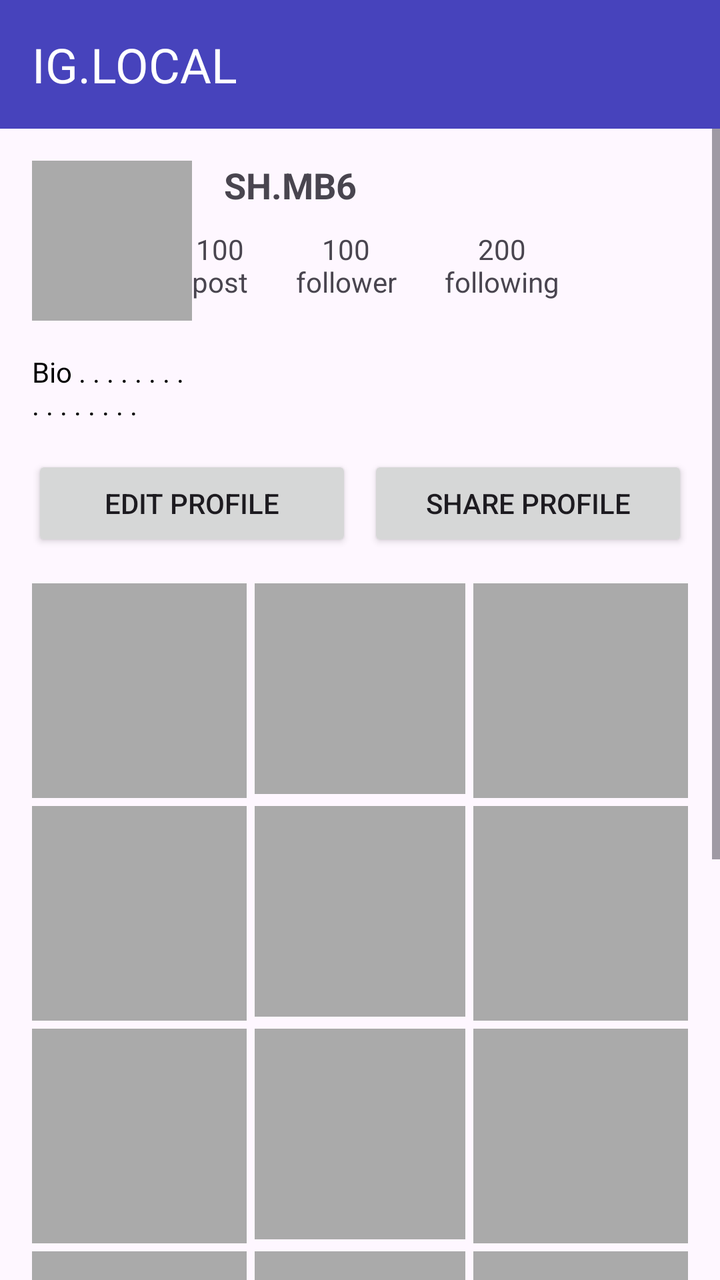
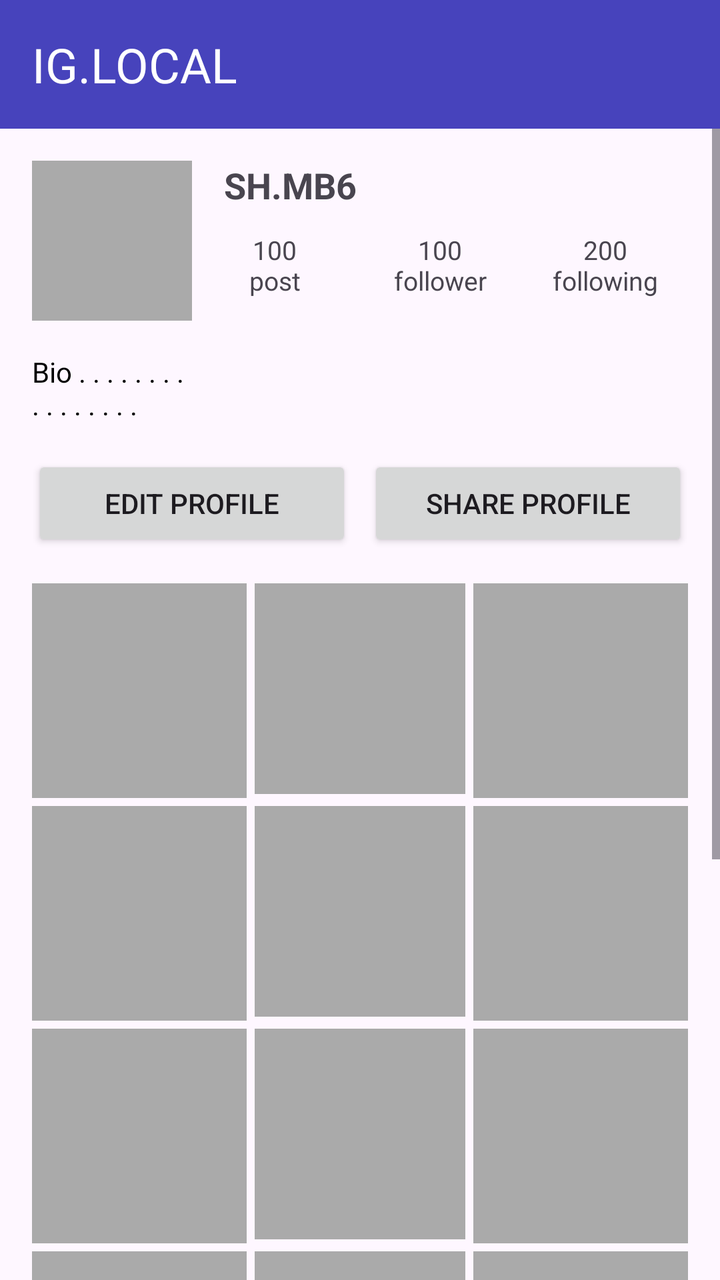

Screens rendered from an Android XML layout before and after an edit, with the pre-edit source and the edit as a unified diff.
<!-- AndroidManifest.xml: application theme Theme.IGLOCAL -->
<!-- res/layout/activity_main.xml -->
<?xml version="1.0" encoding="utf-8"?>
<androidx.constraintlayout.widget.ConstraintLayout
    xmlns:android="http://schemas.android.com/apk/res/android"
    xmlns:app="http://schemas.android.com/apk/res-auto"
    xmlns:tools="http://schemas.android.com/tools"
    android:layout_width="match_parent"
    android:layout_height="match_parent"
    tools:context=".MainActivity">

    
    <include
        android:id="@+id/toolbar"
        layout="@layout/layout_toolbar"
        android:layout_width="match_parent"
        android:layout_height="wrap_content"
        app:layout_constraintTop_toTopOf="parent"
        app:layout_constraintStart_toStartOf="parent"
        app:layout_constraintEnd_toEndOf="parent" />

    <ScrollView
        android:layout_width="match_parent"
        android:layout_height="0dp"
        android:fillViewport="true"
        app:layout_constraintTop_toBottomOf="@id/toolbar"
        app:layout_constraintBottom_toBottomOf="parent"
        app:layout_constraintStart_toStartOf="parent"
        app:layout_constraintEnd_toEndOf="parent">

        <androidx.constraintlayout.widget.ConstraintLayout
            android:layout_width="match_parent"
            android:layout_height="wrap_content"
            android:padding="16dp">

        <ImageView
                android:id="@+id/img_profile"
                android:layout_width="80dp"
                android:layout_height="80dp"
                android:background="@android:color/darker_gray"
                android:src="@android:drawable/sym_def_app_icon"
                android:contentDescription="Foto Profil"
                app:layout_constraintStart_toStartOf="parent"
                app:layout_constraintTop_toTopOf="parent" />

            <TextView
                android:id="@+id/txt_username"
                android:layout_width="0dp"
                android:layout_height="wrap_content"
                android:layout_marginStart="16dp"
                android:text="SH.MB6"
                android:textSize="18sp"
                android:textStyle="bold"
                app:layout_constraintStart_toEndOf="@id/img_profile"
                app:layout_constraintEnd_toEndOf="parent"
                app:layout_constraintTop_toTopOf="@id/img_profile" />

            <TextView
                android:id="@+id/txt_posts"
                android:layout_width="wrap_content"
                android:layout_height="wrap_content"
                android:gravity="center"
                android:text="100\npost"
                app:layout_constraintStart_toEndOf="@id/img_profile"
                app:layout_constraintTop_toBottomOf="@id/txt_username"
                app:layout_constraintBottom_toBottomOf="@id/img_profile" />

            <TextView
                android:id="@+id/txt_followers"
                android:layout_width="wrap_content"
                android:layout_height="wrap_content"
                android:layout_marginStart="24dp"
                android:gravity="center"
                android:text="100\nfollower"
                app:layout_constraintStart_toEndOf="@id/txt_posts"
                app:layout_constraintTop_toTopOf="@id/txt_posts"
                app:layout_constraintBottom_toBottomOf="@id/txt_posts" />

            <TextView
                android:id="@+id/txt_following"
                android:layout_width="wrap_content"
                android:layout_height="wrap_content"
                android:layout_marginStart="24dp"
                android:gravity="center"
                android:text="200\nfollowing"
                app:layout_constraintStart_toEndOf="@id/txt_followers"
                app:layout_constraintTop_toTopOf="@id/txt_posts"
                app:layout_constraintBottom_toBottomOf="@id/txt_posts" />

            <TextView
                android:id="@+id/txt_bio"
                android:layout_width="0dp"
                android:layout_height="wrap_content"
                android:layout_marginTop="16dp"
                android:text="Bio . . . . . . . .&#10;. . . . . . . ."
                android:textColor="@android:color/black"
                app:layout_constraintStart_toStartOf="parent"
                app:layout_constraintEnd_toEndOf="parent"
                app:layout_constraintTop_toBottomOf="@id/img_profile" />

            <androidx.constraintlayout.widget.Guideline
                android:id="@+id/guideline_center"
                android:layout_width="wrap_content"
                android:layout_height="wrap_content"
                android:orientation="vertical"
                app:layout_constraintGuide_percent="0.5" />

            <Button
                android:id="@+id/btn_edit_profile"
                android:layout_width="0dp"
                android:layout_height="wrap_content"
                android:layout_marginTop="16dp"
                android:layout_marginEnd="4dp"
                android:text="Edit Profile"
                app:layout_constraintStart_toStartOf="parent"
                app:layout_constraintEnd_toStartOf="@id/guideline_center"
                app:layout_constraintTop_toBottomOf="@id/txt_bio" />

            <Button
                android:id="@+id/btn_share_profile"
                android:layout_width="0dp"
                android:layout_height="wrap_content"
                android:layout_marginStart="4dp"
                android:layout_marginTop="16dp"
                android:text="Share Profile"
                app:layout_constraintStart_toEndOf="@id/guideline_center"
                app:layout_constraintEnd_toEndOf="parent"
                app:layout_constraintTop_toBottomOf="@id/txt_bio" />

            <androidx.constraintlayout.widget.Guideline
                android:id="@+id/guideline_third_1"
                android:layout_width="wrap_content"
                android:layout_height="wrap_content"
                android:orientation="vertical"
                app:layout_constraintGuide_percent="0.3333" />

            <androidx.constraintlayout.widget.Guideline
                android:id="@+id/guideline_third_2"
                android:layout_width="wrap_content"
                android:layout_height="wrap_content"
                android:orientation="vertical"
                app:layout_constraintGuide_percent="0.6666" />

            <ImageView
                android:id="@+id/grid_img_1"
                android:layout_width="0dp"
                android:layout_height="0dp"
                android:layout_marginTop="16dp"
                android:layout_marginEnd="2dp"
                android:background="@android:color/darker_gray"
                android:scaleType="centerCrop"
                app:layout_constraintStart_toStartOf="parent"
                app:layout_constraintEnd_toStartOf="@id/guideline_third_1"
                app:layout_constraintTop_toBottomOf="@id/btn_edit_profile"
                app:layout_constraintDimensionRatio="1:1" />

            <ImageView
                android:id="@+id/grid_img_2"
                android:layout_width="0dp"
                android:layout_height="0dp"
                android:layout_marginStart="2dp"
                android:layout_marginEnd="2dp"
                android:background="@android:color/darker_gray"
                android:scaleType="centerCrop"
                app:layout_constraintStart_toEndOf="@id/guideline_third_1"
                app:layout_constraintEnd_toStartOf="@id/guideline_third_2"
                app:layout_constraintTop_toTopOf="@id/grid_img_1"
                app:layout_constraintDimensionRatio="1:1" />

            <ImageView
                android:id="@+id/grid_img_3"
                android:layout_width="0dp"
                android:layout_height="0dp"
                android:layout_marginStart="2dp"
                android:background="@android:color/darker_gray"
                android:scaleType="centerCrop"
                app:layout_constraintStart_toEndOf="@id/guideline_third_2"
                app:layout_constraintEnd_toEndOf="parent"
                app:layout_constraintTop_toTopOf="@id/grid_img_1"
                app:layout_constraintDimensionRatio="1:1" />

            <ImageView
                android:id="@+id/grid_img_4"
                android:layout_width="0dp"
                android:layout_height="0dp"
                android:layout_marginTop="4dp"
                android:layout_marginEnd="2dp"
                android:background="@android:color/darker_gray"
                android:scaleType="centerCrop"
                app:layout_constraintStart_toStartOf="parent"
                app:layout_constraintEnd_toStartOf="@id/guideline_third_1"
                app:layout_constraintTop_toBottomOf="@id/grid_img_1"
                app:layout_constraintDimensionRatio="1:1" />

            <ImageView
                android:id="@+id/grid_img_5"
                android:layout_width="0dp"
                android:layout_height="0dp"
                android:layout_marginStart="2dp"
                android:layout_marginEnd="2dp"
                android:background="@android:color/darker_gray"
                android:scaleType="centerCrop"
                app:layout_constraintStart_toEndOf="@id/guideline_third_1"
                app:layout_constraintEnd_toStartOf="@id/guideline_third_2"
                app:layout_constraintTop_toTopOf="@id/grid_img_4"
                app:layout_constraintDimensionRatio="1:1" />

            <ImageView
                android:id="@+id/grid_img_6"
                android:layout_width="0dp"
                android:layout_height="0dp"
                android:layout_marginStart="2dp"
                android:background="@android:color/darker_gray"
                android:scaleType="centerCrop"
                app:layout_constraintStart_toEndOf="@id/guideline_third_2"
                app:layout_constraintEnd_toEndOf="parent"
                app:layout_constraintTop_toTopOf="@id/grid_img_4"
                app:layout_constraintDimensionRatio="1:1" />

            <ImageView
                android:id="@+id/grid_img_7"
                android:layout_width="0dp"
                android:layout_height="0dp"
                android:layout_marginTop="4dp"
                android:layout_marginEnd="2dp"
                android:background="@android:color/darker_gray"
                android:scaleType="centerCrop"
                app:layout_constraintStart_toStartOf="parent"
                app:layout_constraintEnd_toStartOf="@id/guideline_third_1"
                app:layout_constraintTop_toBottomOf="@id/grid_img_4"
                app:layout_constraintDimensionRatio="1:1" />

            <ImageView
                android:id="@+id/grid_img_8"
                android:layout_width="0dp"
                android:layout_height="0dp"
                android:layout_marginStart="2dp"
                android:layout_marginEnd="2dp"
                android:background="@android:color/darker_gray"
                android:scaleType="centerCrop"
                app:layout_constraintStart_toEndOf="@id/guideline_third_1"
                app:layout_constraintEnd_toStartOf="@id/guideline_third_2"
                app:layout_constraintTop_toTopOf="@id/grid_img_7"
                app:layout_constraintDimensionRatio="1:1" />

            <ImageView
                android:id="@+id/grid_img_9"
                android:layout_width="0dp"
                android:layout_height="0dp"
                android:layout_marginStart="2dp"
                android:background="@android:color/darker_gray"
                android:scaleType="centerCrop"
                app:layout_constraintStart_toEndOf="@id/guideline_third_2"
                app:layout_constraintEnd_toEndOf="parent"
                app:layout_constraintTop_toTopOf="@id/grid_img_7"
                app:layout_constraintDimensionRatio="1:1" />

            <ImageView
                android:id="@+id/grid_img_10"
                android:layout_width="0dp"
                android:layout_height="0dp"
                android:layout_marginTop="4dp"
                android:layout_marginEnd="2dp"
                android:background="@android:color/darker_gray"
                android:scaleType="centerCrop"
                app:layout_constraintStart_toStartOf="parent"
                app:layout_constraintEnd_toStartOf="@id/guideline_third_1"
                app:layout_constraintTop_toBottomOf="@id/grid_img_7"
                app:layout_constraintDimensionRatio="1:1" />

            <ImageView
                android:id="@+id/grid_img_11"
                android:layout_width="0dp"
                android:layout_height="0dp"
                android:layout_marginStart="2dp"
                android:layout_marginEnd="2dp"
                android:background="@android:color/darker_gray"
                android:scaleType="centerCrop"
                app:layout_constraintStart_toEndOf="@id/guideline_third_1"
                app:layout_constraintEnd_toStartOf="@id/guideline_third_2"
                app:layout_constraintTop_toTopOf="@id/grid_img_10"
                app:layout_constraintDimensionRatio="1:1" />

            <ImageView
                android:id="@+id/grid_img_12"
                android:layout_width="0dp"
                android:layout_height="0dp"
                android:layout_marginStart="2dp"
                android:background="@android:color/darker_gray"
                android:scaleType="centerCrop"
                app:layout_constraintStart_toEndOf="@id/guideline_third_2"
                app:layout_constraintEnd_toEndOf="parent"
                app:layout_constraintTop_toTopOf="@id/grid_img_10"
                app:layout_constraintDimensionRatio="1:1" />

            <ImageView
                android:id="@+id/grid_img_13"
                android:layout_width="0dp"
                android:layout_height="0dp"
                android:layout_marginTop="4dp"
                android:layout_marginEnd="2dp"
                android:background="@android:color/darker_gray"
                android:scaleType="centerCrop"
                app:layout_constraintStart_toStartOf="parent"
                app:layout_constraintEnd_toStartOf="@id/guideline_third_1"
                app:layout_constraintTop_toBottomOf="@id/grid_img_10"
                app:layout_constraintDimensionRatio="1:1" />

            <ImageView
                android:id="@+id/grid_img_14"
                android:layout_width="0dp"
                android:layout_height="0dp"
                android:layout_marginStart="2dp"
                android:layout_marginEnd="2dp"
                android:background="@android:color/darker_gray"
                android:scaleType="centerCrop"
                app:layout_constraintStart_toEndOf="@id/guideline_third_1"
                app:layout_constraintEnd_toStartOf="@id/guideline_third_2"
                app:layout_constraintTop_toTopOf="@id/grid_img_13"
                app:layout_constraintDimensionRatio="1:1" />

            <ImageView
                android:id="@+id/grid_img_15"
                android:layout_width="0dp"
                android:layout_height="0dp"
                android:layout_marginStart="2dp"
                android:background="@android:color/darker_gray"
                android:scaleType="centerCrop"
                app:layout_constraintStart_toEndOf="@id/guideline_third_2"
                app:layout_constraintEnd_toEndOf="parent"
                app:layout_constraintTop_toTopOf="@id/grid_img_13"
                app:layout_constraintDimensionRatio="1:1" />

            <ImageView
                android:id="@+id/grid_img_16"
                android:layout_width="0dp"
                android:layout_height="0dp"
                android:layout_marginTop="4dp"
                android:layout_marginEnd="2dp"
                android:background="@android:color/darker_gray"
                android:scaleType="centerCrop"
                app:layout_constraintStart_toStartOf="parent"
                app:layout_constraintEnd_toStartOf="@id/guideline_third_1"
                app:layout_constraintTop_toBottomOf="@id/grid_img_13"
                app:layout_constraintDimensionRatio="1:1" />

            <ImageView
                android:id="@+id/grid_img_17"
                android:layout_width="0dp"
                android:layout_height="0dp"
                android:layout_marginStart="2dp"
                android:layout_marginEnd="2dp"
                android:background="@android:color/darker_gray"
                android:scaleType="centerCrop"
                app:layout_constraintStart_toEndOf="@id/guideline_third_1"
                app:layout_constraintEnd_toStartOf="@id/guideline_third_2"
                app:layout_constraintTop_toTopOf="@id/grid_img_16"
                app:layout_constraintDimensionRatio="1:1" />

            <ImageView
                android:id="@+id/grid_img_18"
                android:layout_width="0dp"
                android:layout_height="0dp"
                android:layout_marginStart="2dp"
                android:background="@android:color/darker_gray"
                android:scaleType="centerCrop"
                app:layout_constraintStart_toEndOf="@id/guideline_third_2"
                app:layout_constraintEnd_toEndOf="parent"
                app:layout_constraintTop_toTopOf="@id/grid_img_16"
                app:layout_constraintDimensionRatio="1:1" />

        </androidx.constraintlayout.widget.ConstraintLayout>

    </ScrollView>

</androidx.constraintlayout.widget.ConstraintLayout>
<!-- res/layout/layout_toolbar.xml (included above) -->
<?xml version="1.0" encoding="utf-8"?>
<LinearLayout
    xmlns:android="http://schemas.android.com/apk/res/android"
    android:layout_width="match_parent"
    android:layout_height="wrap_content"
    android:background="#4743BC">

    <TextView
        android:layout_width="match_parent"
        android:layout_height="wrap_content"
        android:padding="16dp"
        android:text="IG.LOCAL"
        android:textAlignment="center"
        android:textColor="@color/white"
        android:textSize="24sp" />

</LinearLayout>
<!-- resources referenced by this layout -->
<resources>
  <color name="white">#FFFFFFFF</color>
  <style name="Theme.IGLOCAL" parent="Base.Theme.IGLOCAL" />
  <style name="Base.Theme.IGLOCAL" parent="Theme.Material3.DayNight.NoActionBar">
          
          
      </style>
</resources>

<!-- the commit's change to res/layout/activity_main.xml (unified diff, before → after) -->
@@ -7,8 +7,7 @@
     android:layout_height="match_parent"
     tools:context=".MainActivity">
 
-    
-    <include
+   <include
         android:id="@+id/toolbar"
         layout="@layout/layout_toolbar"
         android:layout_width="match_parent"
@@ -31,7 +30,7 @@
             android:layout_height="wrap_content"
             android:padding="16dp">
 
-        <ImageView
+            <ImageView
                 android:id="@+id/img_profile"
                 android:layout_width="80dp"
                 android:layout_height="80dp"
@@ -53,35 +52,40 @@
                 app:layout_constraintEnd_toEndOf="parent"
                 app:layout_constraintTop_toTopOf="@id/img_profile" />
 
-            <TextView
+           <TextView
                 android:id="@+id/txt_posts"
-                android:layout_width="wrap_content"
+                android:layout_width="0dp"
                 android:layout_height="wrap_content"
                 android:gravity="center"
                 android:text="100\npost"
+                android:textSize="13sp"
+                app:layout_constraintHorizontal_chainStyle="spread"
                 app:layout_constraintStart_toEndOf="@id/img_profile"
+                app:layout_constraintEnd_toStartOf="@id/txt_followers"
                 app:layout_constraintTop_toBottomOf="@id/txt_username"
                 app:layout_constraintBottom_toBottomOf="@id/img_profile" />
 
             <TextView
                 android:id="@+id/txt_followers"
-                android:layout_width="wrap_content"
-                android:layout_height="wrap_content"
-                android:layout_marginStart="24dp"
+                android:layout_width="0dp"
+                android:layout_height="wrap_content"
                 android:gravity="center"
                 android:text="100\nfollower"
+                android:textSize="13sp"
                 app:layout_constraintStart_toEndOf="@id/txt_posts"
+                app:layout_constraintEnd_toStartOf="@id/txt_following"
                 app:layout_constraintTop_toTopOf="@id/txt_posts"
                 app:layout_constraintBottom_toBottomOf="@id/txt_posts" />
 
             <TextView
                 android:id="@+id/txt_following"
-                android:layout_width="wrap_content"
-                android:layout_height="wrap_content"
-                android:layout_marginStart="24dp"
+                android:layout_width="0dp"
+                android:layout_height="wrap_content"
                 android:gravity="center"
                 android:text="200\nfollowing"
+                android:textSize="13sp"
                 app:layout_constraintStart_toEndOf="@id/txt_followers"
+                app:layout_constraintEnd_toEndOf="parent"
                 app:layout_constraintTop_toTopOf="@id/txt_posts"
                 app:layout_constraintBottom_toBottomOf="@id/txt_posts" />
 
